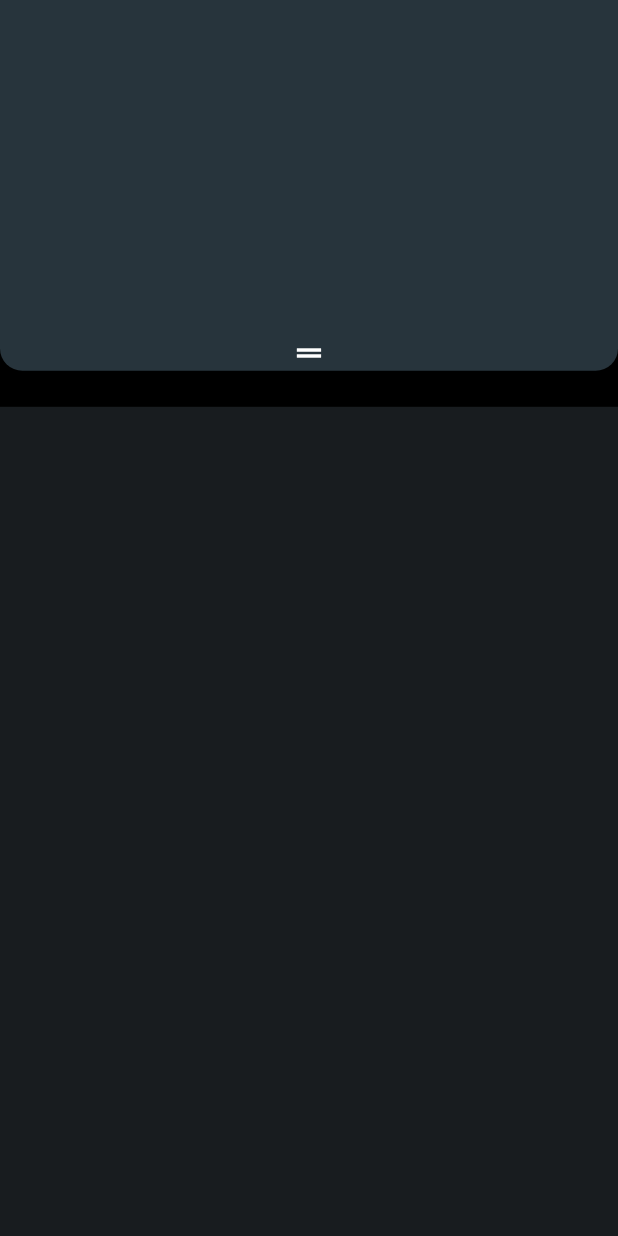
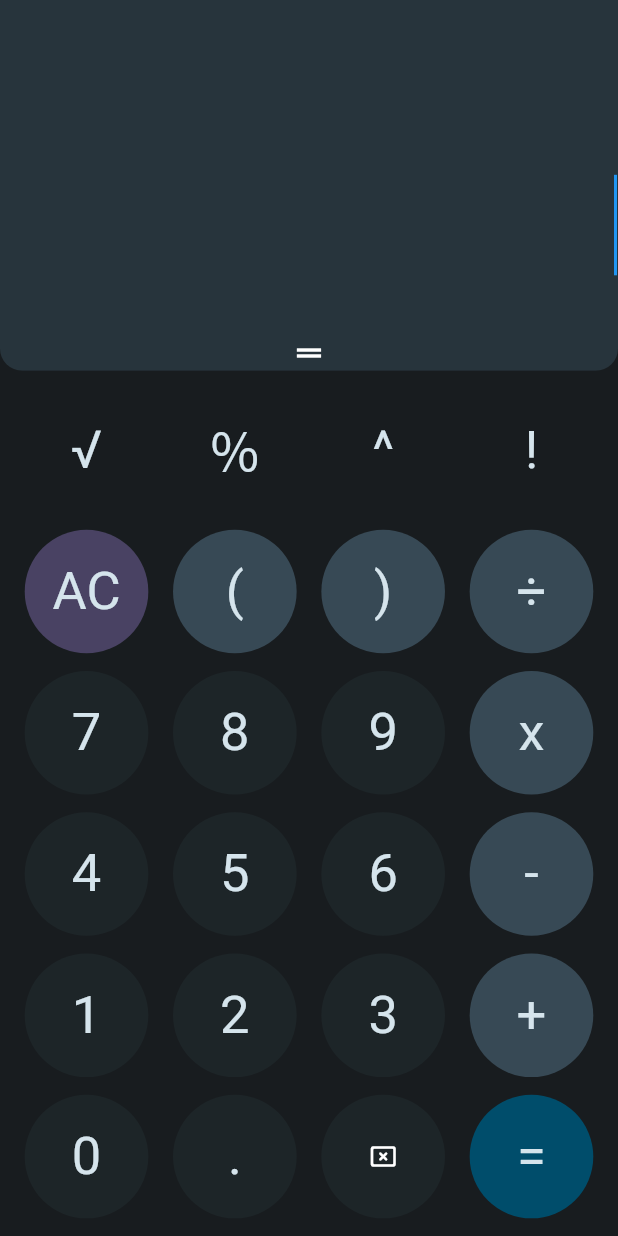
Before and after one commit to sigmapie8/android_calculator, a Flutter app: the screen it shows after launch, on a phone screen of 412 x 824 dp. Run offline on Flutter 3.47's test engine with Material 3 defaults, Android fonts, the phone set to English and light mode, and no system bars.

Commit message:
Dev merge to Main (#2)
* Implemented custom Grid View Widget and Implemented Expression Widget and History Widget (#1)

* Resolve Merge conflicts

* Implemented custom Grid View Widget

* Implemented Expression Widget and History Widget

---------

Co-authored-by: Tulasi Reddy <tulasireddy.kagithala@karkinos.in>

* ⚰️ deleted empty file result_screen.dart

* 🔥 removed unused code

* 💡 added todos for enhancement

* ✨ added extention for string to button type conversion

* ✨ added calculator button

* ✨ added expression and result area

* 🏗️ added top level structure to app

* ♻️ [WIP] updated calculatorController

* 🚧 functional calculator with few glitches

---------

Co-authored-by: Tulasi Reddy <tulasireddykagithala@gmail.com>
Co-authored-by: Tulasi Reddy <tulasireddy.kagithala@karkinos.in>

```diff
--- /dev/null
+++ b/lib/calculator.dart
@@ -0,0 +1,38 @@
+import 'package:android_calculator/controller/calculatorController.dart';
+import 'package:android_calculator/widgets/button_area.dart';
+import 'package:android_calculator/widgets/equation_area.dart';
+import 'package:flutter/material.dart';
+import 'package:provider/provider.dart';
+
+class Calculator extends StatefulWidget {
+  const Calculator({Key? key}) : super(key: key);
+
+  @override
+  State<Calculator> createState() => _CalculatorState();
+}
+
+class _CalculatorState extends State<Calculator> {
+  @override
+  Widget build(BuildContext context) {
+    return Scaffold(
+      body: SafeArea(
+          child: Column(
+        mainAxisAlignment: MainAxisAlignment.start,
+        crossAxisAlignment: CrossAxisAlignment.center,
+        children: [
+          // Equation Area
+          const EquationArea(),
+          Consumer<CalculatorController>(builder: (context, controller, child) {
+            return Expanded(
+              child: ButtonArea(
+                textEditingController: controller.textEditingController,
+                isCompressed: controller.equationAreaHeight >
+                    MediaQuery.sizeOf(context).height * 0.3,
+              ),
+            );
+          }),
+        ],
+      )),
+    );
+  }
+}
--- a/lib/main.dart
+++ b/lib/main.dart
@@ -1,7 +1,7 @@
+import 'package:android_calculator/calculator.dart';
 import 'package:android_calculator/controller/calculatorController.dart';
-import 'package:android_calculator/widgets/button_area.dart';
-import 'package:android_calculator/widgets/equation_area.dart';
 import 'package:flutter/material.dart';
+import 'package:provider/provider.dart';
 
 void main() {
   runApp(const MainApp());
@@ -12,29 +12,30 @@ class MainApp extends StatelessWidget {
 
   @override
   Widget build(BuildContext context) {
-    return MaterialApp(
+    return ChangeNotifierProvider(
+      create: (context) => CalculatorController(),
+      child: MaterialApp(
+        debugShowCheckedModeBanner: false,
         theme: ThemeData(
+            useMaterial3: true,
             primaryColor: const Color(0xFF27343C),
+            scaffoldBackgroundColor: const Color(0xFF181C1F),
             textTheme: const TextTheme(
               displaySmall: TextStyle(
                 color: Color(0xFFD5E4EC),
-          ))),
-      home: Scaffold(
-          backgroundColor: Colors.black,
-          body: SafeArea(
-            child: SingleChildScrollView(
-              child: Column(
-                mainAxisAlignment: MainAxisAlignment.start,
-                crossAxisAlignment: CrossAxisAlignment.center,
-                children: [
-                  EquationArea(
-                    calculatorController: CalculatorController(),
+                fontSize: 35,
               ),
-                  const ButtonArea(isMinimized: false),
-                ],
+              displayMedium: TextStyle(
+                color: Colors.white,
+                fontSize: 40,
               ),
+              displayLarge: TextStyle(
+                color: Colors.white,
+                fontSize: 60,
               ),
             )),
+        home: const Calculator(),
+      ),
     );
   }
 }
--- a/lib/utility/infix.dart
+++ b/lib/utility/infix.dart
@@ -139,6 +139,8 @@ class Infix {
       case '/':
         if (b == 0) throw Exception("Cannot divide by zero");
         return a / b;
+      //TODO: Add case for square root
+      //TODO: Add case for factorial
     }
     return 0;
   }
--- a/lib/widgets/button_area.dart
+++ b/lib/widgets/button_area.dart
@@ -1,17 +1,102 @@
+import 'package:android_calculator/controller/calculatorController.dart';
+import 'package:android_calculator/utility/enums.dart';
+import 'package:android_calculator/widgets/calculator_button.dart';
 import 'package:flutter/material.dart';
+import 'package:provider/provider.dart';
 
 class ButtonArea extends StatelessWidget {
-  const ButtonArea({Key? key, required this.isMinimized}) : super(key: key);
+  const ButtonArea({
+    Key? key,
+    required this.textEditingController,
+    required this.isCompressed,
+  }) : super(key: key);
 
-  final bool isMinimized;
+  // final double height;
+
+  final TextEditingController textEditingController;
+  final bool isCompressed;
+
+  static const List<List<String>> buttonGrid = [
+    ["√", "％", "^", "!"],
+    ["AC", "(", ")", "÷"],
+    ["7", "8", "9", "x"],
+    ["4", "5", "6", "-"],
+    ["1", "2", "3", "+"],
+    ["0", ".", "back", "="],
+  ];
 
   @override
   Widget build(BuildContext context) {
     return Container(
-      height: isMinimized
-          ? MediaQuery.sizeOf(context).height * 0.5
-          : MediaQuery.sizeOf(context).height * 0.7,
-      decoration: const BoxDecoration(color: Color(0xFF181C1F)),
-    );
+        // height: height,
+        decoration:
+            BoxDecoration(color: Theme.of(context).scaffoldBackgroundColor),
+        child: Column(
+          mainAxisAlignment: MainAxisAlignment.spaceEvenly,
+          children: List.generate(
+            6,
+            (row) => Row(
+              mainAxisAlignment: MainAxisAlignment.spaceEvenly,
+              children: List.generate(4, (column) {
+                // backspace button
+                if (row == 5 && column == 2) {
+                  return CalculatorButton(
+                    key: UniqueKey(),
+                    text: const Icon(
+                      Icons.cancel_presentation_rounded,
+                      color: Colors.white,
+                    ),
+                    radius: MediaQuery.sizeOf(context).width * 0.2,
+                    onTap: () {
+                      context.read<CalculatorController>().onButtonClick(
+                            textEditingController,
+                            buttonGrid[row][column].toButtonType(),
+                            buttonGrid[row][column],
+                          );
+                    },
+                    isCompressed: isCompressed,
+                  );
+                } else {
+                  return CalculatorButton(
+                    key: UniqueKey(),
+                    text: Text(
+                      buttonGrid[row][column],
+                      style: Theme.of(context).textTheme.displaySmall,
+                    ),
+                    radius: MediaQuery.sizeOf(context).width * 0.2,
+                    backgroundColor: getButtonColor(row: row, column: column),
+                    onTap: () {
+                      context.read<CalculatorController>().onButtonClick(
+                            textEditingController,
+                            buttonGrid[row][column].toButtonType(),
+                            buttonGrid[row][column],
+                          );
+                    },
+                    isCompressed: isCompressed,
+                  );
+                }
+              }),
+            ),
+          ),
+        ));
+  }
+
+  Color getButtonColor({required int row, required int column}) {
+    // first row
+    if (row == 0) {
+      return const Color(0xFF181C1F);
+    }
+    // equal to button
+    else if (row == 5 && column == 3) {
+      return const Color(0xFF004D6B);
+    }
+    // all buttons in 2nd row and last column
+    else if (row == 1 || column == 3) {
+      return column == 0 ? const Color(0xFF494263) : const Color(0xFF374955);
+    }
+    // everything else
+    else {
+      return const Color(0xFF1D2528);
+    }
   }
 }
--- a/lib/widgets/calculator_button.dart
+++ b/lib/widgets/calculator_button.dart
@@ -3,30 +3,35 @@ import 'package:flutter/material.dart';
 class CalculatorButton extends StatelessWidget {
   const CalculatorButton(
       {Key? key,
-      required this.backgroundColor,
+      this.backgroundColor = const Color(0xFF1D2528),
       required this.text,
       this.onTap,
       this.isCompressed = false,
-      required this.textColor})
+      this.textColor = Colors.white,
+      required this.radius})
       : super(key: key);
 
   final Color backgroundColor;
   final Color textColor;
-  final String text;
+  final Widget text;
   final VoidCallback? onTap;
   final bool isCompressed;
+  final double radius;
 
   @override
   Widget build(BuildContext context) {
-    return OutlinedButton(
-        style: OutlinedButton.styleFrom(
+    return TextButton(
+        style: TextButton.styleFrom(
             backgroundColor: backgroundColor,
+            padding: EdgeInsets.zero,
+            elevation: 0.0,
             shape: isCompressed ? const StadiumBorder() : const CircleBorder()),
         onPressed: onTap,
-        child: Padding(
-          padding: const EdgeInsets.all(8.0),
+        child: SizedBox(
+          height: !isCompressed ? radius : radius - 30,
+          width: !isCompressed ? radius : radius + 10,
           child: Center(
-            child: Text(text),
+            child: text,
           ),
         ));
   }
--- a/lib/widgets/equation_area.dart
+++ b/lib/widgets/equation_area.dart
@@ -1,13 +1,16 @@
-import 'dart:developer';
+import 'package:android_calculator/controller/calculatorController.dart';
+import 'package:android_calculator/widgets/expression_area.dart';
+import 'package:android_calculator/widgets/result_area.dart';
+import 'package:flutter/material.dart';
+import 'package:provider/provider.dart';
 
-import 'package:android_calculator/controller/calculatorController.dart';
-import 'package:flutter/material.dart';
-
+/// [EquationArea] is everything related to equations
+/// It consists of 3 areas:
+/// 1. Hisory Area - consists of historical calculations
+/// 3. Expression Area - consists of current calculation
+/// 4. Result Area - consist of the result of the current calculation
 class EquationArea extends StatefulWidget {
-  const EquationArea({Key? key, required this.calculatorController})
-      : super(key: key);
-
-  final CalculatorController calculatorController;
+  const EquationArea({Key? key}) : super(key: key);
 
   @override
   State<EquationArea> createState() => _EquationAreaState();
@@ -19,29 +22,47 @@ class _EquationAreaState extends State<EquationArea> {
   @override
   void initState() {
     super.initState();
+    WidgetsBinding.instance.addPostFrameCallback((_) {
+      context
+          .read<CalculatorController>()
+          .setEquationAreaHeight(MediaQuery.sizeOf(context).height * 0.30);
+    });
   }
 
   @override
   Widget build(BuildContext context) {
-    if (areaHeight == 200.0) {
-      areaHeight = MediaQuery.sizeOf(context).height * 0.30;
-    }
-    return Padding(
-      padding: const EdgeInsets.only(bottom: 24),
-      child: GestureDetector(
+    return SingleChildScrollView(
+      child:
+          Consumer<CalculatorController>(builder: (context, controller, child) {
+        return AnimatedContainer(
+          duration: const Duration(milliseconds: 200),
+          decoration: BoxDecoration(
+            color: Theme.of(context).primaryColor,
+            borderRadius: const BorderRadius.only(
+                bottomLeft: Radius.circular(15.0),
+                bottomRight: Radius.circular(15.0)),
+          ),
+          width: MediaQuery.sizeOf(context).width,
+          height: controller.equationAreaHeight,
+          child: Column(
+            children: [
+              Expanded(
+                  child: Container(
+                      // color: Colors.amber,
+                      )),
+              GestureDetector(
+                // key: UniqueKey(),
                 onVerticalDragUpdate: (details) {
-          log(details.globalPosition.direction.toString());
+                  // log(details.globalPosition.direction.toString());
                   // if drag up
                   if (details.globalPosition.direction < 1.0) {
-            if (details.globalPosition.dy >
+                    if (details.globalPosition.dy <
                         MediaQuery.sizeOf(context).height * 0.50) {
-              setState(() {
-                areaHeight = MediaQuery.sizeOf(context).height * 0.50;
-              });
+                      controller.setEquationAreaHeight(
+                          MediaQuery.sizeOf(context).height * 0.30);
                     } else {
-              setState(() {
-                areaHeight = MediaQuery.sizeOf(context).height * 0.30;
-              });
+                      controller.setEquationAreaHeight(
+                          MediaQuery.sizeOf(context).height * 0.50);
                     }
                   }
                   // if drag down
@@ -50,67 +71,54 @@ class _EquationAreaState extends State<EquationArea> {
                         MediaQuery.sizeOf(context).height * 0.30) {
                       if (details.globalPosition.dy >
                           MediaQuery.sizeOf(context).height * 0.50) {
-                setState(() {
-                  areaHeight = MediaQuery.sizeOf(context).height * 0.90;
-                });
+                        controller.setEquationAreaHeight(
+                            MediaQuery.sizeOf(context).height * 0.95);
                       } else {
-                setState(() {
-                  areaHeight = MediaQuery.sizeOf(context).height * 0.50;
-                });
+                        controller.setEquationAreaHeight(
+                            MediaQuery.sizeOf(context).height * 0.50);
                       }
                     }
                   }
                 },
-        child: AnimatedContainer(
-          duration: const Duration(milliseconds: 200),
-          decoration: const BoxDecoration(
-            color: Color(0xFF27343C),
-            borderRadius: BorderRadius.only(
-                bottomLeft: Radius.circular(15.0),
-                bottomRight: Radius.circular(15.0)),
-          ),
-          width: MediaQuery.sizeOf(context).width,
-          height: areaHeight,
-          child: ListenableBuilder(
-            listenable: widget.calculatorController,
-            builder: (context, child) {
-              return Stack(
+                child: Stack(
                   children: [
                     Column(
-                    mainAxisAlignment: MainAxisAlignment.end,
+                      mainAxisAlignment: MainAxisAlignment.start,
+                      crossAxisAlignment: CrossAxisAlignment.end,
                       children: [
                         // expression area
-                      SizedBox(
-                        child: Text(
-                          widget.calculatorController.expression,
-                          style: const TextStyle(
-                              color: Colors.white, fontSize: 56),
+                        ExpressionArea(
+                          textEditingController:
+                              controller.textEditingController,
                         ),
-                      ),
-                      //result Area
-                      Text(
-                        widget.calculatorController.result == null
+                        // result area
+                        ResultArea(
+                            result: controller.result == null
                                 ? ""
-                            : widget.calculatorController.result.toString(),
-                        style: const TextStyle(color: Colors.white),
-                      ),
+                                : controller.result.toString()),
+                        const SizedBox(
+                          height: 10,
+                        )
                       ],
                     ),
 
-                  // dragIcon
-                  const Align(
-                    alignment: Alignment.bottomCenter,
+                    // drag icon
+                    const Positioned(
+                      bottom: 0.0,
+                      left: 0.0,
+                      right: 0.0,
                       child: Icon(
                         Icons.drag_handle,
                         color: Colors.white,
                       ),
                     )
                   ],
-              );
-            },
                 ),
               ),
+            ],
           ),
+        );
+      }),
     );
   }
 }
--- /dev/null
+++ b/lib/widgets/expression_area.dart
@@ -0,0 +1,47 @@
+import 'package:flutter/material.dart';
+import 'package:flutter/services.dart';
+
+/// [ExpressionArea] contains the expression that the user has typed to be
+/// evaluated
+class ExpressionArea extends StatefulWidget {
+  const ExpressionArea({
+    Key? key,
+    required this.textEditingController,
+  }) : super(key: key);
+
+  final TextEditingController textEditingController;
+
+  @override
+  State<ExpressionArea> createState() => _ExpressionAreaState();
+}
+
+class _ExpressionAreaState extends State<ExpressionArea> {
+  @override
+  void initState() {
+    super.initState();
+    SystemChannels.textInput.invokeMethod('TextInput.hide');
+  }
+
+  @override
+  Widget build(BuildContext context) {
+    return TextField(
+      controller: widget.textEditingController,
+      enableSuggestions: false,
+      autocorrect: false,
+      autofillHints: null,
+      autofocus: true,
+      showCursor: true,
+      readOnly: true,
+      cursorColor: Colors.blue,
+      textDirection: TextDirection.rtl,
+      textAlign: TextAlign.right,
+      style: Theme.of(context).textTheme.displayLarge,
+      decoration: const InputDecoration(
+        counterText: "",
+        counter: null,
+        border: InputBorder.none,
+      ),
+      keyboardType: TextInputType.none,
+    );
+  }
+}
```
Also changed, not shown: lib/controller/calculatorController.dart (+119 -13 lines), lib/utility/enums.dart (+44 -1 lines), lib/utility/util.dart (deleted, +0 -9 lines), lib/widgets/result_area.dart (added, +17 -0 lines), lib/widgets/result_screen.dart (deleted). Lines whose indentation alone changed are shown as unchanged.
